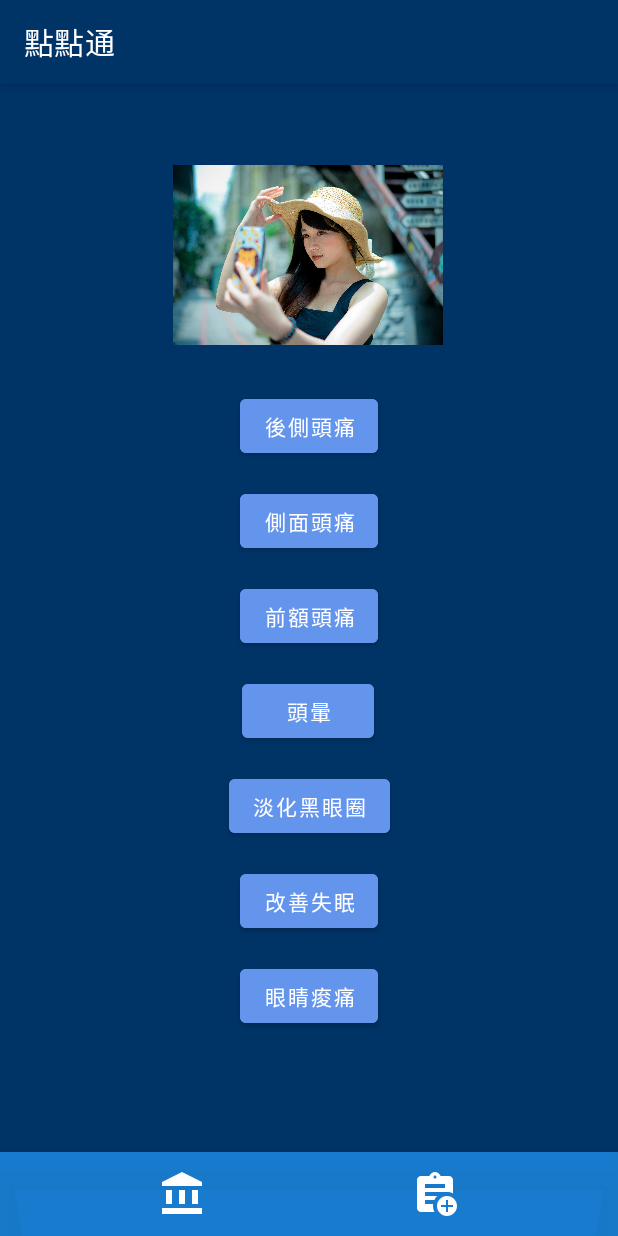
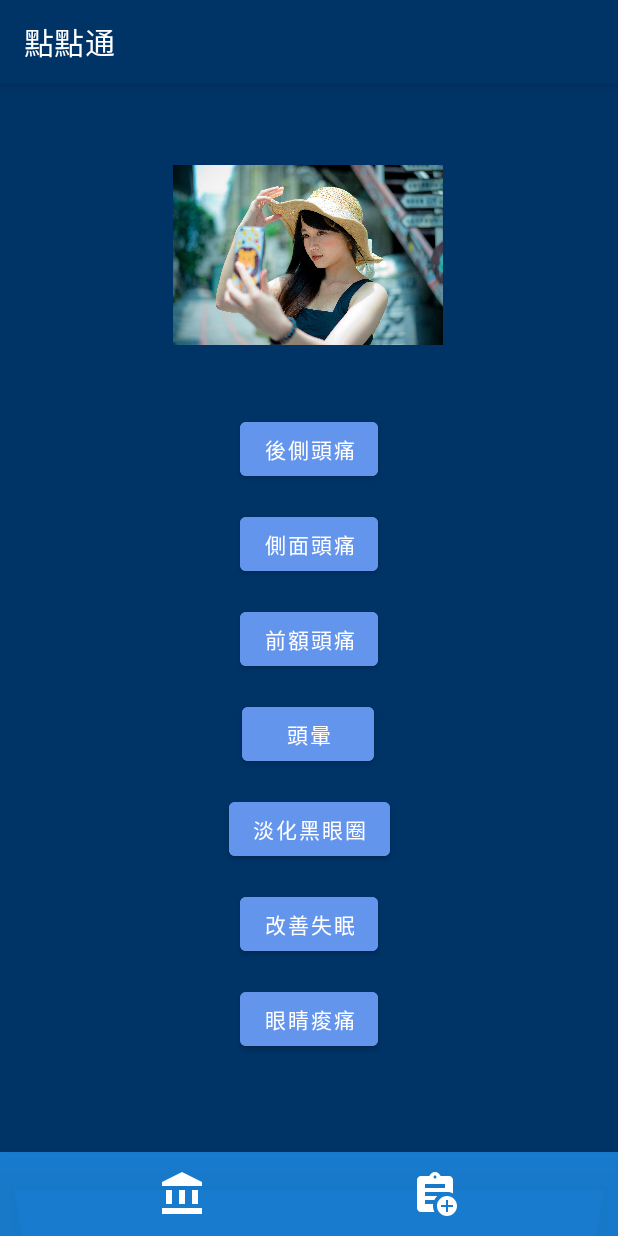
Before and after one commit to Yun-Work/EndOfTerm, an Android app: the screen it shows after launch (MainActivity), on a phone screen of 412 x 824 dp. Run offline under Robolectric (Android 15) with nearby library versions, the phone set to English and light mode, and no system bars.

Commit message:
調整跑版問題

```diff
--- a/app/src/main/res/layout/activity_detail.xml
+++ b/app/src/main/res/layout/activity_detail.xml
@@ -4,7 +4,8 @@
     android:orientation="vertical"
     android:padding="24dp"
     android:layout_width="match_parent"
-    android:layout_height="match_parent">
+    android:layout_height="match_parent"
+    android:fitsSystemWindows="true">
 
     <TextView
         android:id="@+id/titleText"
--- a/app/src/main/res/layout/activity_main.xml
+++ b/app/src/main/res/layout/activity_main.xml
@@ -24,11 +24,12 @@
         android:id="@+id/btn1"
         android:layout_width="wrap_content"
         android:layout_height="wrap_content"
+        android:layout_marginTop="15dp"
         android:backgroundTint="#6495ED"
         android:text="後側頭痛"
-        app:layout_constraintTop_toBottomOf="@id/imageView"
+        app:layout_constraintEnd_toEndOf="parent"
         app:layout_constraintStart_toStartOf="parent"
-        app:layout_constraintEnd_toEndOf="parent" />
+        app:layout_constraintTop_toBottomOf="@+id/imageView" />
 
     <Button
         android:id="@+id/btn2"
```
